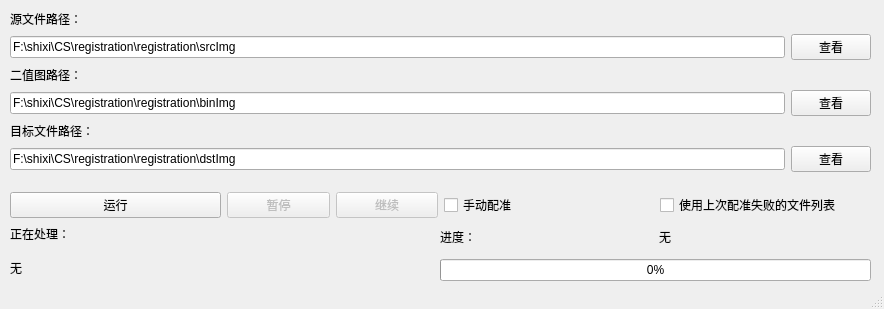
This is mainwindow.ui in To-k1/RegistrationGUI as Qt 5 draws it before an edit. The edited form follows.
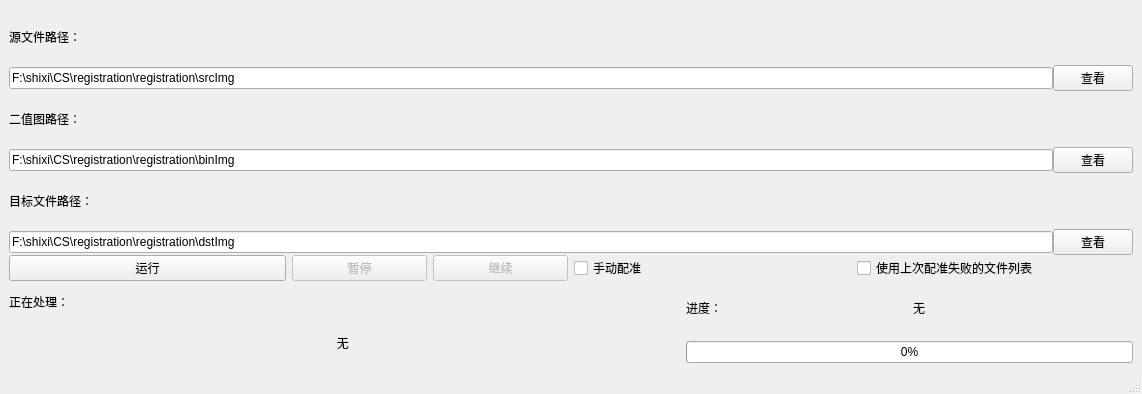
This is the edited form.

```diff
--- a/mainwindow.ui
+++ b/mainwindow.ui
@@ -6,26 +6,24 @@
    <rect>
     <x>0</x>
     <y>0</y>
-    <width>884</width>
-    <height>309</height>
+    <width>1142</width>
+    <height>394</height>
    </rect>
   </property>
   <property name="windowTitle">
    <string>MainWindow</string>
   </property>
   <widget class="QWidget" name="centralwidget">
-   <widget class="QWidget" name="formLayoutWidget">
-    <property name="geometry">
-     <rect>
-      <x>10</x>
-      <y>10</y>
-      <width>861</width>
-      <height>181</height>
-     </rect>
-    </property>
-    <layout class="QFormLayout" name="formLayout">
-     <property name="rowWrapPolicy">
-      <enum>QFormLayout::WrapAllRows</enum>
+   <layout class="QGridLayout" name="gridLayout">
+    <item row="0" column="0" colspan="2">
+     <layout class="QVBoxLayout" name="verticalLayout" stretch="3,1,1">
+      <property name="spacing">
+       <number>0</number>
+      </property>
+      <item>
+       <layout class="QGridLayout" name="gridLayout_2">
+        <property name="sizeConstraint">
+         <enum>QLayout::SetNoConstraint</enum>
      </property>
      <item row="0" column="0">
       <widget class="QLabel" name="labelSrc">
@@ -34,8 +32,14 @@
        </property>
       </widget>
      </item>
-     <item row="1" column="0" colspan="2">
+        <item row="1" column="0">
       <layout class="QHBoxLayout" name="horizontalLayoutSrc">
+          <property name="sizeConstraint">
+           <enum>QLayout::SetNoConstraint</enum>
+          </property>
+          <property name="leftMargin">
+           <number>0</number>
+          </property>
        <item>
         <widget class="QLineEdit" name="lineEditSrc">
          <property name="text">
@@ -62,7 +66,7 @@
        </property>
       </widget>
      </item>
-     <item row="2" column="1">
+        <item row="3" column="0">
       <layout class="QHBoxLayout" name="horizontalLayoutBin">
        <item>
         <widget class="QLineEdit" name="lineEditBin">
@@ -83,7 +87,14 @@
        </item>
       </layout>
      </item>
-     <item row="3" column="1">
+        <item row="4" column="0">
+         <widget class="QLabel" name="labelDst">
+          <property name="text">
+           <string>目标文件路径：</string>
+          </property>
+         </widget>
+        </item>
+        <item row="5" column="0">
       <layout class="QHBoxLayout" name="horizontalLayoutDst">
        <item>
         <widget class="QLineEdit" name="lineEditDst">
@@ -104,25 +115,13 @@
        </item>
       </layout>
      </item>
-     <item row="3" column="0">
-      <widget class="QLabel" name="labelDst">
-       <property name="text">
-        <string>目标文件路径：</string>
-       </property>
-      </widget>
-     </item>
-    </layout>
-   </widget>
-   <widget class="QWidget" name="horizontalLayoutWidget">
-    <property name="geometry">
-     <rect>
-      <x>10</x>
-      <y>190</y>
-      <width>861</width>
-      <height>31</height>
-     </rect>
-    </property>
-    <layout class="QHBoxLayout" name="horizontalLayout">
+       </layout>
+      </item>
+      <item>
+       <layout class="QHBoxLayout" name="horizontalLayout" stretch="1,1,1,1">
+        <property name="spacing">
+         <number>6</number>
+        </property>
      <item>
       <widget class="QPushButton" name="pushButtonRun">
        <property name="text">
@@ -169,43 +168,38 @@
       </widget>
      </item>
     </layout>
-   </widget>
-   <widget class="QWidget" name="verticalLayoutWidget">
-    <property name="geometry">
-     <rect>
-      <x>10</x>
-      <y>220</y>
-      <width>431</width>
-      <height>61</height>
-     </rect>
-    </property>
-    <layout class="QVBoxLayout" name="verticalLayout">
+      </item>
+      <item>
+       <layout class="QHBoxLayout" name="horizontalLayout_4" stretch="3,2">
+        <property name="spacing">
+         <number>6</number>
+        </property>
      <item>
+         <layout class="QGridLayout" name="gridLayout_3" columnstretch="0,0">
+          <property name="spacing">
+           <number>0</number>
+          </property>
+          <item row="0" column="0">
       <widget class="QLabel" name="label">
        <property name="text">
         <string>正在处理：</string>
        </property>
       </widget>
      </item>
-     <item>
+          <item row="1" column="0">
       <widget class="QLabel" name="labelProcessingName">
        <property name="text">
-        <string>无</string>
+             <string>无 </string>
+            </property>
+            <property name="alignment">
+             <set>Qt::AlignCenter</set>
        </property>
       </widget>
      </item>
     </layout>
-   </widget>
-   <widget class="QWidget" name="verticalLayoutWidget_2">
-    <property name="geometry">
-     <rect>
-      <x>440</x>
-      <y>220</y>
-      <width>431</width>
-      <height>61</height>
-     </rect>
-    </property>
-    <layout class="QVBoxLayout" name="verticalLayout_2">
+        </item>
+        <item>
+         <layout class="QVBoxLayout" name="verticalLayout_2" stretch="0,0">
      <item>
       <layout class="QHBoxLayout" name="horizontalLayout_2">
        <item>
@@ -232,7 +226,12 @@
       </widget>
      </item>
     </layout>
-   </widget>
+        </item>
+       </layout>
+      </item>
+     </layout>
+    </item>
+   </layout>
   </widget>
   <widget class="QStatusBar" name="statusbar"/>
  </widget>
```
Left out of the diff: 6 changed lines with no effect on the pictures. Lines whose indentation alone changed are shown as unchanged.
